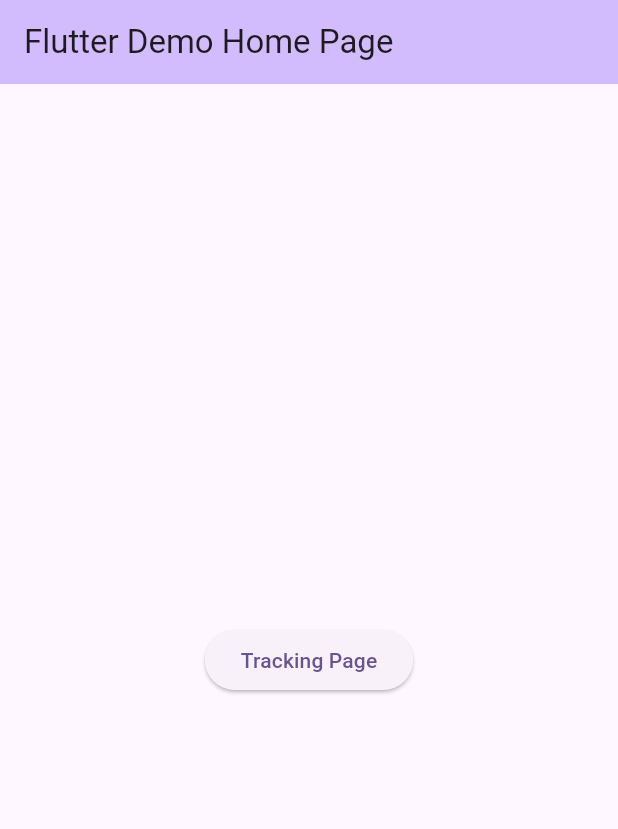
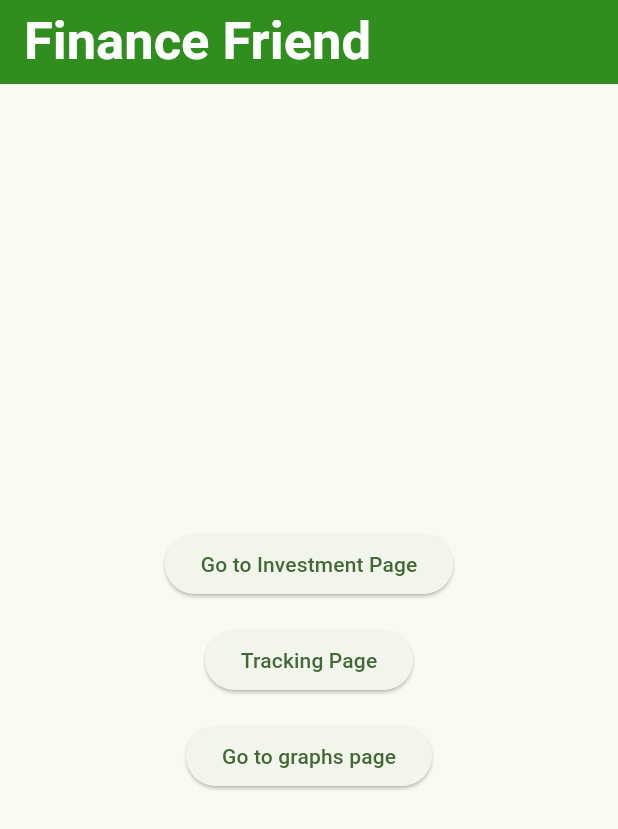
Before and after one commit to wcturnbull/FinanceFriend, a Flutter app: the screen it shows after launch, on a phone screen of 412 x 824 dp. Shown: the top 829 px of the screen. Run offline on Flutter 3.47's test engine with Material 2 defaults, Android fonts, the phone set to English and light mode, and no system bars; our stand-ins replace flutter_form_builder, pie_chart; missing offline and left inert: dart:html; Roboto replaces fonts that are missing (Daddy Day).

```diff
--- a/lib/main.dart
+++ b/lib/main.dart
@@ -1,6 +1,7 @@
+import 'package:financefriend/graph_page.dart';
 import 'package:flutter/material.dart';
-
-import 'tracking.dart';
+import 'investment_page.dart'; // Import the InvestmentPage
+import 'tracking.dart'; // Import the TrackingPage
 
 void main() {
   runApp(const MyApp());
@@ -13,42 +14,20 @@ class MyApp extends StatelessWidget {
   @override
   Widget build(BuildContext context) {
     return MaterialApp(
-      title: 'Flutter Demo',
+      title: 'FinanceFriend',
       theme: ThemeData(
-        // This is the theme of your application.
-        //
-        // TRY THIS: Try running your application with "flutter run". You'll see
-        // the application has a blue toolbar. Then, without quitting the app,
-        // try changing the seedColor in the colorScheme below to Colors.green
-        // and then invoke "hot reload" (save your changes or press the "hot
-        // reload" button in a Flutter-supported IDE, or press "r" if you used
-        // the command line to start the app).
-        //
-        // Notice that the counter didn't reset back to zero; the application
-        // state is not lost during the reload. To reset the state, use hot
-        // restart instead.
-        //
-        // This works for code too, not just values: Most code changes can be
-        // tested with just a hot reload.
-        colorScheme: ColorScheme.fromSeed(seedColor: Colors.deepPurple),
+        colorScheme: ColorScheme.fromSeed(
+            seedColor: Color(
+                int.parse("#248712".substring(1, 7), radix: 16) + 0xFF0000000)),
         useMaterial3: true,
       ),
-      home: const MyHomePage(title: 'Flutter Demo Home Page'),
+      home: const MyHomePage(title: 'Finance Friend'),
     );
   }
 }
 
 class MyHomePage extends StatefulWidget {
   const MyHomePage({super.key, required this.title});
-
-  // This widget is the home page of your application. It is stateful, meaning
-  // that it has a State object (defined below) that contains fields that affect
-  // how it looks.
-
-  // This class is the configuration for the state. It holds the values (in this
-  // case the title) provided by the parent (in this case the App widget) and
-  // used by the build method of the State. Fields in a Widget subclass are
-  // always marked "final".
 
   final String title;
 
@@ -57,28 +36,63 @@ class MyHomePage extends StatefulWidget {
 }
 
 class _MyHomePageState extends State<MyHomePage> {
+  void _goToInvestmentPage() {
+    Navigator.of(context).push(
+      MaterialPageRoute(
+        builder: (context) =>
+            InvestmentPage(), // Navigate to the InvestmentPage
+      ),
+    );
+  }
+
   void _navigateToTrackingPage(BuildContext context) {
     Navigator.of(context).push(MaterialPageRoute(
       builder: (context) => TrackingPage(title: widget.title),
     ));
   }
 
+  void _navigateToGraphsPage() {
+    Navigator.of(context).push(
+      MaterialPageRoute(
+        builder: (context) => GraphPage(), // Navigate to the InvestmentPage
+      ),
+    );
+  }
+
   @override
   Widget build(BuildContext context) {
     return Scaffold(
       appBar: AppBar(
-        backgroundColor: Theme.of(context).colorScheme.inversePrimary,
+        backgroundColor: Color(
+            int.parse("#248712".substring(1, 7), radix: 16) + 0xFF0000000),
         title: Text(widget.title),
+        titleTextStyle: TextStyle(
+            color: Colors.white,
+            fontSize: 35,
+            fontWeight: FontWeight.bold,
+            fontFamily: "Daddy Day"),
       ),
       body: Center(
         child: Column(
           mainAxisAlignment: MainAxisAlignment.center,
           children: <Widget>[
             ElevatedButton(
+              onPressed: _goToInvestmentPage, // Call the navigation function
+              child: Text('Go to Investment Page'),
+            ),
+            SizedBox(height: 16), // Add some spacing
+            ElevatedButton(
               onPressed: () {
                 _navigateToTrackingPage(context);
               },
               child: Text('Tracking Page'),
+            ),
+            SizedBox(height: 16),
+            ElevatedButton(
+              onPressed: () {
+                _navigateToGraphsPage();
+              },
+              child: Text('Go to graphs page'),
             ),
           ],
         ),
--- a/pubspec.yaml
+++ b/pubspec.yaml
@@ -35,6 +35,7 @@ dependencies:
   # The following adds the Cupertino Icons font to your application.
   # Use with the CupertinoIcons class for iOS style icons.
   cupertino_icons: ^1.0.2
+  pie_chart: ^5.3.2
 
 dev_dependencies:
   flutter_test:
```
Lines whose indentation alone changed are shown as unchanged.
